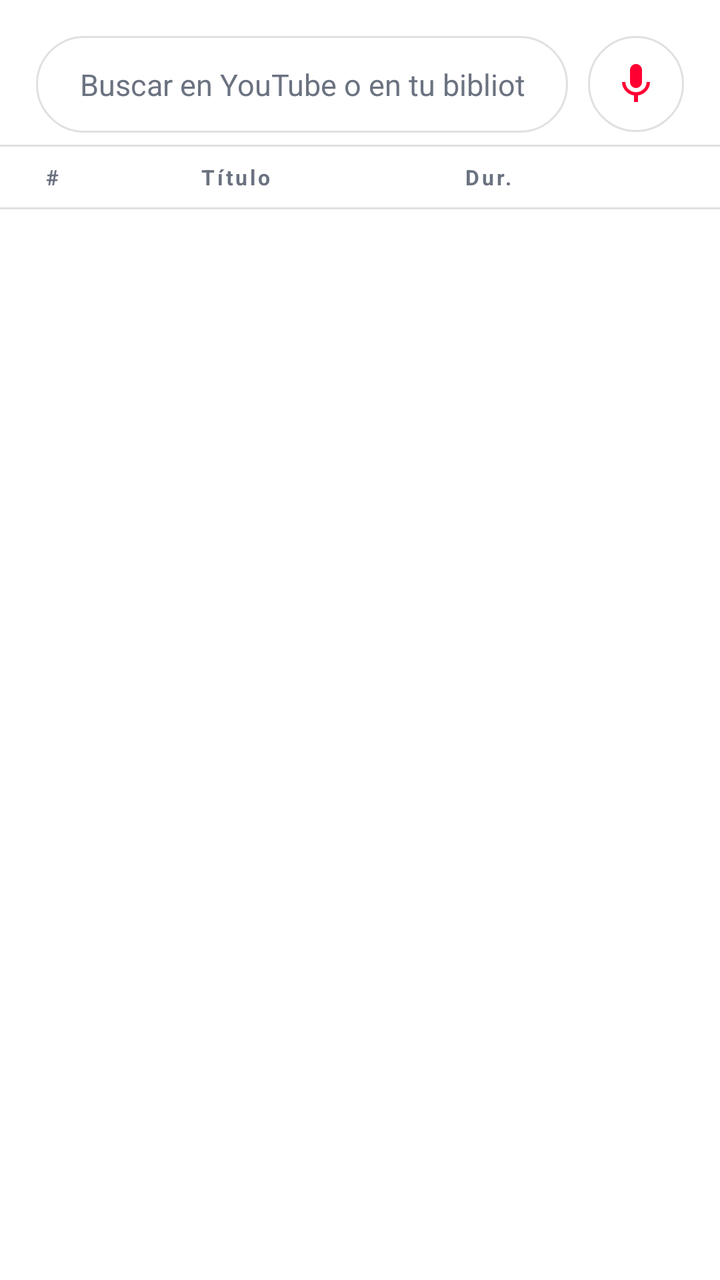
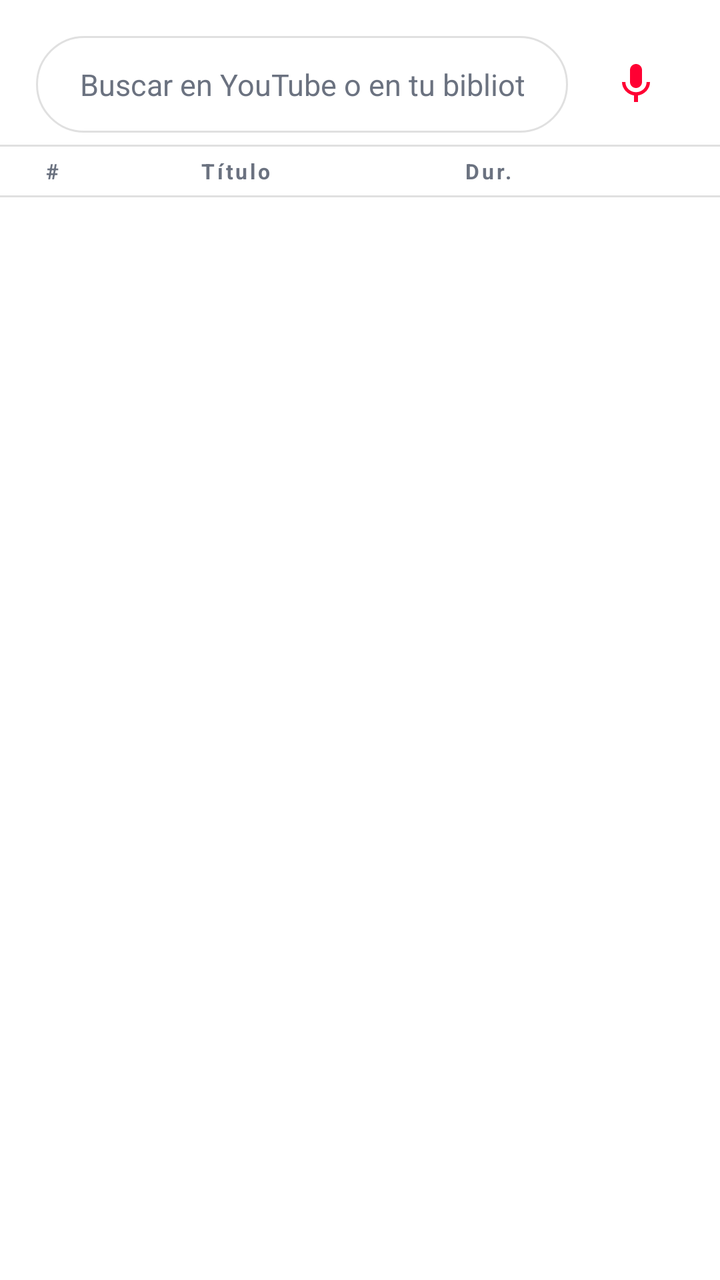

Before-and-after screenshots of an Android layout around one commit, followed by the original layout XML and the change that was made.
<!-- AndroidManifest.xml: application theme Theme.SeldiaMusic -->
<!-- res/layout/fragment_search.xml -->
<?xml version="1.0" encoding="utf-8"?>
<LinearLayout xmlns:android="http://schemas.android.com/apk/res/android"
    xmlns:app="http://schemas.android.com/apk/res-auto"
    android:layout_width="match_parent"
    android:layout_height="match_parent"
    android:background="@color/background"
    android:orientation="vertical">

    <LinearLayout
        android:layout_width="match_parent"
        android:layout_height="wrap_content"
        android:layout_marginStart="18dp"
        android:layout_marginEnd="18dp"
        android:layout_marginTop="18dp"
        android:layout_marginBottom="6dp"
        android:gravity="center_vertical"
        android:orientation="horizontal">

        <EditText
            android:id="@+id/et_search"
            android:layout_width="0dp"
            android:layout_height="wrap_content"
            android:layout_weight="1"
            android:background="@drawable/bg_search_field"
            android:hint="@string/search_hint"
            android:imeOptions="actionSearch"
            android:inputType="text"
            android:maxLines="1"
            android:paddingStart="22dp"
            android:paddingEnd="22dp"
            android:paddingTop="14dp"
            android:paddingBottom="14dp"
            android:singleLine="true"
            android:textColor="@color/text_primary"
            android:textColorHint="@color/text_secondary"
            android:textSize="15sp" />

        <ImageButton
            android:id="@+id/btn_voice"
            android:layout_width="48dp"
            android:layout_height="48dp"
            android:layout_marginStart="10dp"
            android:background="@drawable/bg_glass_pill"
            android:contentDescription="@string/voice_search"
            android:padding="12dp"
            android:src="@drawable/ic_mic"
            android:tint="?attr/accentPrimary" />
    </LinearLayout>

    <TextView
        android:id="@+id/tv_offline_badge"
        android:layout_width="wrap_content"
        android:layout_height="wrap_content"
        android:layout_marginStart="22dp"
        android:layout_marginBottom="6dp"
        android:background="@drawable/bg_glass_pill"
        android:paddingStart="12dp"
        android:paddingEnd="12dp"
        android:paddingTop="4dp"
        android:paddingBottom="4dp"
        android:text="@string/search_offline_notice"
        android:textColor="@color/dot_offline"
        android:textSize="9sp"
        android:textStyle="bold"
        android:letterSpacing="0.12"
        android:visibility="gone" />

    <include layout="@layout/view_table_header" />

    <FrameLayout
        android:layout_width="match_parent"
        android:layout_height="0dp"
        android:layout_weight="1">

        <androidx.recyclerview.widget.RecyclerView
            android:id="@+id/recycler"
            android:layout_width="match_parent"
            android:layout_height="match_parent"
            android:clipToPadding="false"
            android:paddingTop="6dp"
            android:paddingBottom="12dp" />

        <ProgressBar
            android:id="@+id/progress"
            android:layout_width="wrap_content"
            android:layout_height="wrap_content"
            android:layout_gravity="center"
            android:indeterminateTint="?attr/accentPrimary"
            android:visibility="gone" />

        <TextView
            android:id="@+id/empty"
            android:layout_width="match_parent"
            android:layout_height="wrap_content"
            android:layout_gravity="center"
            android:gravity="center"
            android:padding="24dp"
            android:text="@string/search_empty"
            android:textColor="@color/text_secondary"
            android:visibility="gone" />

        <TextView
            android:id="@+id/tv_message"
            android:layout_width="match_parent"
            android:layout_height="wrap_content"
            android:layout_gravity="center"
            android:gravity="center"
            android:padding="24dp"
            android:textColor="@color/text_secondary"
            android:visibility="gone" />
    </FrameLayout>
</LinearLayout>
<!-- res/layout/view_table_header.xml (included above) -->
<?xml version="1.0" encoding="utf-8"?>
<LinearLayout xmlns:android="http://schemas.android.com/apk/res/android"
    android:layout_width="match_parent"
    android:layout_height="wrap_content"
    android:background="@drawable/bg_table_header"
    android:gravity="center_vertical"
    android:orientation="horizontal"
    android:paddingStart="12dp"
    android:paddingEnd="6dp"
    android:paddingTop="9dp"
    android:paddingBottom="9dp">

    <TextView
        android:layout_width="28dp"
        android:layout_height="wrap_content"
        android:gravity="center"
        android:text="#"
        android:textColor="@color/text_secondary"
        android:textSize="10.5sp"
        android:textStyle="bold"
        android:letterSpacing="0.12" />

    <View
        android:layout_width="44dp"
        android:layout_height="1dp"
        android:layout_marginStart="4dp" />

    <TextView
        android:layout_width="0dp"
        android:layout_height="wrap_content"
        android:layout_marginStart="12dp"
        android:layout_weight="1.5"
        android:text="@string/table_col_title"
        android:textColor="@color/text_secondary"
        android:textSize="10.5sp"
        android:textStyle="bold"
        android:letterSpacing="0.12" />

    <TextView
        android:layout_width="46dp"
        android:layout_height="wrap_content"
        android:gravity="end"
        android:text="@string/table_col_duration"
        android:textColor="@color/text_secondary"
        android:textSize="10.5sp"
        android:textStyle="bold"
        android:letterSpacing="0.12" />

    <View
        android:layout_width="98dp"
        android:layout_height="1dp" />
</LinearLayout>
<!-- resources referenced by this layout -->
<resources>
  <color name="background">#FFFFFF</color>
  <color name="dot_offline">#B45309</color>
  <color name="text_primary">#111827</color>
  <color name="text_secondary">#6B7280</color>
  <string name="search_empty">Busca canciones o artistas.\nSin conexión se buscará en tu biblioteca offline.</string>
  <string name="search_hint">Buscar en YouTube o en tu biblioteca…</string>
  <string name="search_offline_notice">Sin conexión · Resultados offline</string>
  <string name="table_col_duration">Dur.</string>
  <string name="table_col_title">Título</string>
  <string name="voice_search">Búsqueda por voz</string>
  <color name="glass_surface_high">#F2FFFFFF</color>
  <color name="glass_stroke">#1F000000</color>
  <color name="primary">#FF0033</color>
  <color name="on_primary">#FFFFFF</color>
  <color name="accent_secondary">#FF4D6D</color>
  <color name="surface">#FFFFFF</color>
  <color name="accent_red">#FF0033</color>
  <color name="accent_red_soft">#33FF0033</color>
  <color name="accent_red_secondary">#FF4D6D</color>
  <color name="accent_red_dark">#C9002B</color>
  <color name="sidebar_bg">#F8FAFC</color>
  <style name="ThemeOverlay.SeldiaMusic.Dialog" parent="ThemeOverlay.MaterialComponents.MaterialAlertDialog">
          <item name="colorSurface">@color/surface_high</item>
          <item name="colorOnSurface">@color/text_primary</item>
          <item name="colorPrimary">?attr/accentPrimary</item>
      </style>
  <style name="Widget.SeldiaMusic.BottomSheet" parent="Widget.MaterialComponents.BottomSheet.Modal">
          <item name="backgroundTint">@android:color/transparent</item>
      </style>
  <color name="surface_high">#F1F5F9</color>
  <!-- unchanged entries left out for length: 6 -->
</resources>

<!-- the commit's change to res/layout/fragment_search.xml (unified diff, before → after) -->
@@ -40,11 +40,13 @@
             android:layout_width="48dp"
             android:layout_height="48dp"
             android:layout_marginStart="10dp"
-            android:background="@drawable/bg_glass_pill"
+            android:background="@drawable/bg_tv_focus_pill"
             android:contentDescription="@string/voice_search"
             android:padding="12dp"
             android:src="@drawable/ic_mic"
-            android:tint="?attr/accentPrimary" />
+            android:tint="?attr/accentPrimary"
+                    android:focusable="true"
+                    android:focusableInTouchMode="false" />
     </LinearLayout>
 
     <TextView
@@ -120,8 +122,8 @@
     android:orientation="horizontal"
     android:paddingStart="12dp"
     android:paddingEnd="6dp"
-    android:paddingTop="9dp"
-    android:paddingBottom="9dp">
+    android:paddingTop="6dp"
+    android:paddingBottom="6dp">
 
     <TextView
         android:layout_width="28dp"
<!-- resource entries referenced after the edit -->
@@ -4,6 +4,63 @@
   <color name="dot_offline">#B45309</color>
   <color name="text_primary">#111827</color>
   <color name="text_secondary">#6B7280</color>
+  <!-- drawable bg_tv_focus_pill (drawable) -->
+  <?xml version="1.0" encoding="utf-8"?>
+  <selector xmlns:android="http://schemas.android.com/apk/res/android">
+      <item android:state_focused="true">
+          <layer-list>
+              <item>
+                  <shape android:shape="rectangle">
+                      <solid android:color="?attr/accentSoft" />
+                      <corners android:radius="22dp" />
+                  </shape>
+              </item>
+              <item>
+                  <shape android:shape="rectangle">
+                      <solid android:color="#40FFFFFF" />
+                      <corners android:radius="22dp" />
+                  </shape>
+              </item>
+              <item>
+                  <shape android:shape="rectangle">
+                      <solid android:color="@android:color/transparent" />
+                      <corners android:radius="22dp" />
+                      <stroke
+                          android:width="5dp"
+                          android:color="#FFFFFF" />
+                  </shape>
+              </item>
+              <item>
+                  <shape android:shape="rectangle">
+                      <solid android:color="@android:color/transparent" />
+                      <corners android:radius="22dp" />
+                      <stroke
+                          android:width="2dp"
+                          android:color="?attr/accentPrimary" />
+                  </shape>
+              </item>
+          </layer-list>
+      </item>
+      <item android:state_pressed="true">
+          <layer-list>
+              <item>
+                  <shape android:shape="rectangle">
+                      <solid android:color="#55FFFFFF" />
+                      <corners android:radius="22dp" />
+                  </shape>
+              </item>
+          </layer-list>
+      </item>
+      <item>
+          <layer-list>
+              <item>
+                  <shape android:shape="rectangle">
+                      <solid android:color="#00000000" />
+                  </shape>
+              </item>
+          </layer-list>
+      </item>
+  </selector>
   <string name="search_empty">Busca canciones o artistas.\nSin conexión se buscará en tu biblioteca offline.</string>
   <string name="search_hint">Buscar en YouTube o en tu biblioteca…</string>
   <string name="search_offline_notice">Sin conexión · Resultados offline</string>
